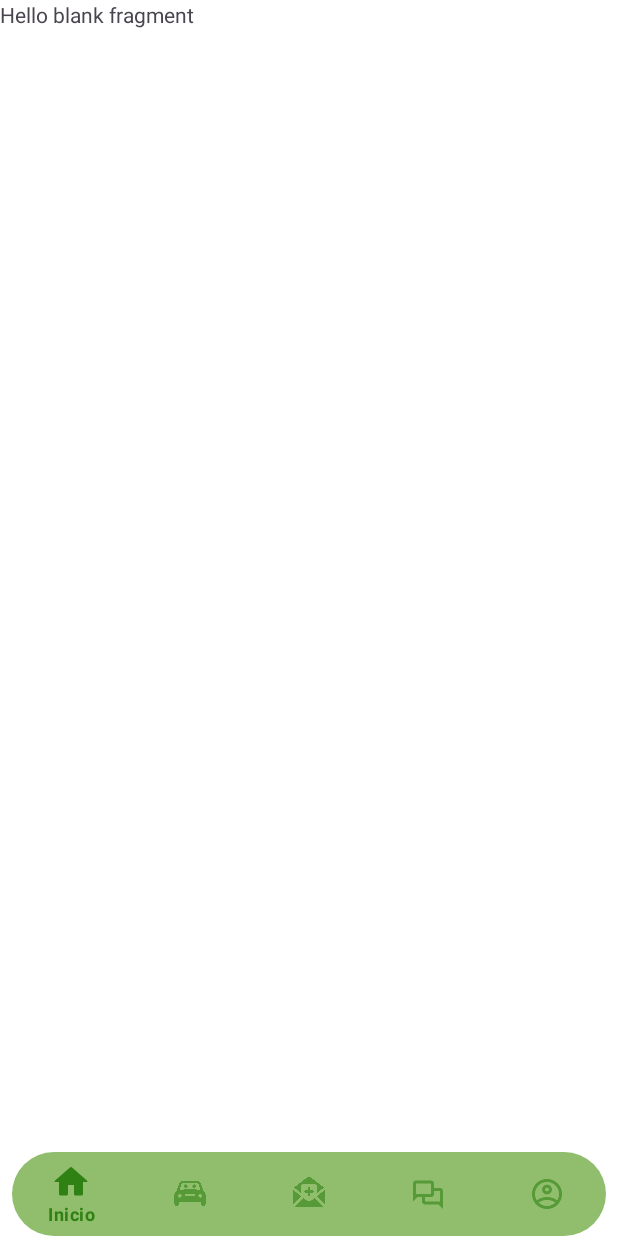
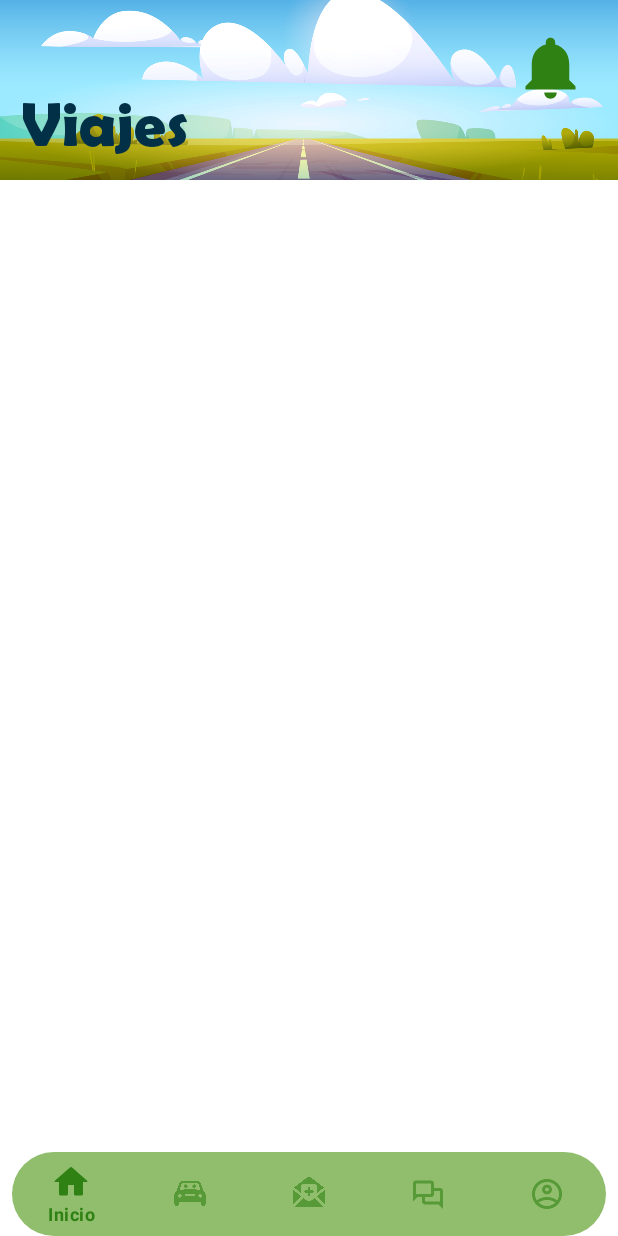
Before and after one commit to santiago01est/MoviUQ_APP, an Android app: the fragment OfferTravelFragment placed in its activity, on a phone screen of 412 x 824 dp. Run offline under Robolectric (Android 15) with nearby library versions, the phone set to English and light mode, and no system bars; our stand-ins replace Firebase (no records; nobody signed in at launch, a user with empty details on screens opened directly), Volley; Roboto replaces fonts that are not available here.

Commit message:
h30. segunda fase diseño visualizar viajes

```diff
--- a/app/src/main/java/com/uniquindio/moviuq/presentation/activity/MainActivity.java
+++ b/app/src/main/java/com/uniquindio/moviuq/presentation/activity/MainActivity.java
@@ -4,6 +4,7 @@ import androidx.appcompat.app.AppCompatActivity;
 
 import android.content.Intent;
 import android.os.Bundle;
+import android.util.Log;
 import android.view.View;
 
 import com.airbnb.lottie.LottieAnimationView;
@@ -26,7 +27,7 @@ public class MainActivity extends AppCompatActivity {
     }
 
     public void lanzarLogin(View view) {
-        Intent i = new Intent(this, CreateOfferActivity.class);
+        Intent i = new Intent(this, LoginActivity.class);
         startActivity(i);
         /*
         Intent i = new Intent(this, LoginActivity.class);
--- /dev/null
+++ b/app/src/main/res/drawable/ic_car.xml
@@ -0,0 +1,5 @@
+<vector android:height="30dp" android:tint="#308113"
+    android:viewportHeight="24" android:viewportWidth="24"
+    android:width="30dp" xmlns:android="http://schemas.android.com/apk/res/android">
+    <path android:fillColor="@android:color/white" android:pathData="M18.92,6.01C18.72,5.42 18.16,5 17.5,5h-11c-0.66,0 -1.21,0.42 -1.42,1.01L3,12v8c0,0.55 0.45,1 1,1h1c0.55,0 1,-0.45 1,-1v-1h12v1c0,0.55 0.45,1 1,1h1c0.55,0 1,-0.45 1,-1v-8l-2.08,-5.99zM6.5,16c-0.83,0 -1.5,-0.67 -1.5,-1.5S5.67,13 6.5,13s1.5,0.67 1.5,1.5S7.33,16 6.5,16zM17.5,16c-0.83,0 -1.5,-0.67 -1.5,-1.5s0.67,-1.5 1.5,-1.5 1.5,0.67 1.5,1.5 -0.67,1.5 -1.5,1.5zM5,11l1.5,-4.5h11L19,11L5,11z"/>
+</vector>
--- /dev/null
+++ b/app/src/main/res/drawable/ic_motor.xml
@@ -0,0 +1,6 @@
+<vector android:height="30dp" android:tint="#308113"
+    android:viewportHeight="24" android:viewportWidth="24"
+    android:width="30dp" xmlns:android="http://schemas.android.com/apk/res/android">
+    <path android:fillColor="@android:color/white" android:pathData="M12,11.39c0,-0.65 -0.39,-1.23 -0.98,-1.48L5.44,7.55c-1.48,1.68 -2.32,3.7 -2.8,5.45h7.75C11.28,13 12,12.28 12,11.39z"/>
+    <path android:fillColor="@android:color/white" android:pathData="M21.96,11.22c-0.41,-4.41 -4.56,-7.49 -8.98,-7.2c-2.51,0.16 -4.44,0.94 -5.93,2.04l4.74,2.01c1.33,0.57 2.2,1.87 2.2,3.32c0,1.99 -1.62,3.61 -3.61,3.61H2.21C2,16.31 2,17.2 2,17.2V18c0,1.1 0.9,2 2,2h10C18.67,20 22.41,15.99 21.96,11.22z"/>
+</vector>
--- a/app/src/main/res/layout/fragment_offer_travel.xml
+++ b/app/src/main/res/layout/fragment_offer_travel.xml
@@ -1,14 +1,134 @@
 <?xml version="1.0" encoding="utf-8"?>
-<FrameLayout xmlns:android="http://schemas.android.com/apk/res/android"
+<androidx.coordinatorlayout.widget.CoordinatorLayout xmlns:android="http://schemas.android.com/apk/res/android"
     xmlns:tools="http://schemas.android.com/tools"
     android:layout_width="match_parent"
     android:layout_height="match_parent"
+    xmlns:app="http://schemas.android.com/apk/res-auto"
     tools:context=".presentation.fragments.OfferTravelFragment">
 
-    <!-- TODO: Update blank fragment layout -->
-    <TextView
+    <com.google.android.material.appbar.AppBarLayout
+        android:id="@+id/appbarHome"
+        android:layout_width="match_parent"
+        android:layout_height="120dp"
+        android:background="@android:color/transparent"
+        android:fitsSystemWindows="true"
+        android:theme="@style/CollapsingTheme">
+
+        <com.google.android.material.appbar.CollapsingToolbarLayout
+            android:id="@+id/collapsingHome"
+            android:layout_width="match_parent"
+            android:layout_height="match_parent"
+            android:fitsSystemWindows="true"
+            app:contentScrim="@color/bttn_01"
+            app:layout_scrollFlags="scroll|snap|exitUntilCollapsed">
+
+            <FrameLayout
+                android:layout_width="match_parent"
+                android:layout_height="match_parent">
+
+                <ImageView
+                    android:id="@+id/portada"
+                    android:layout_width="match_parent"
+                    android:layout_height="match_parent"
+                    android:scaleType="centerCrop"
+                    app:srcCompat="@drawable/back_img_home">
+
+                </ImageView>
+
+                <androidx.constraintlayout.widget.ConstraintLayout
+                    android:layout_width="match_parent"
+                    android:layout_height="match_parent">
+
+
+                    <LinearLayout
+                        android:layout_width="wrap_content"
+                        android:layout_height="wrap_content"
+                        android:layout_gravity="bottom|left"
+                        android:layout_margin="14dp"
+                        android:orientation="vertical"
+                        app:layout_constraintBottom_toBottomOf="parent"
+                        app:layout_constraintStart_toStartOf="parent">
+
+                        <TextView
+                            style="@style/FontsMainTitle"
+                            android:layout_width="match_parent"
+                            android:layout_height="wrap_content"
+                            android:layout_gravity="bottom"
+                            android:textSize="42dp"
+                            android:text="@string/offerTravel_title"
+                            android:textColor="@color/letra_02" />
+
+                    </LinearLayout>
+
+                    <ImageButton
+                        android:id="@+id/imgbttn_notification"
+                        android:layout_width="50dp"
+                        android:layout_height="50dp"
+                        android:layout_margin="20dp"
+                        android:background="@android:color/transparent"
+                        android:src="@drawable/ic_notification"
+                        app:layout_constraintEnd_toEndOf="parent"
+                        app:layout_constraintTop_toTopOf="parent"
+                        />
+                </androidx.constraintlayout.widget.ConstraintLayout>
+
+
+            </FrameLayout>
+
+
+            <androidx.appcompat.widget.Toolbar
+                android:id="@+id/toolbar_home"
+                android:layout_width="match_parent"
+                android:layout_height="50dp"
+                app:layout_collapseMode="pin"
+                app:titleTextAppearance="@style/ExpandedAppBar">
+
+            </androidx.appcompat.widget.Toolbar>
+
+
+        </com.google.android.material.appbar.CollapsingToolbarLayout>
+
+    </com.google.android.material.appbar.AppBarLayout>
+
+
+    <androidx.core.widget.NestedScrollView
         android:layout_width="match_parent"
         android:layout_height="match_parent"
-        android:text="@string/hello_blank_fragment" />
+        android:background="@color/white"
+        app:layout_behavior="com.google.android.material.appbar.AppBarLayout$ScrollingViewBehavior">
 
-</FrameLayout>
+        <androidx.constraintlayout.widget.ConstraintLayout
+            android:layout_width="match_parent"
+            android:layout_height="match_parent">
+
+            <LinearLayout
+                android:layout_width="match_parent"
+                android:layout_height="match_parent"
+                android:gravity="center"
+                android:orientation="vertical"
+                app:layout_constraintEnd_toEndOf="parent"
+                app:layout_constraintStart_toStartOf="parent"
+                app:layout_constraintTop_toTopOf="parent">
+
+
+                <androidx.recyclerview.widget.RecyclerView
+                    android:id="@+id/recycler_offer_travel"
+                    android:layout_width="match_parent"
+                    android:layout_height="match_parent"
+                    android:layout_marginLeft="10dp"
+                    android:layout_marginTop="?attr/actionBarSize"
+                    android:layout_marginRight="10dp"
+                    android:visibility="gone">
+
+                </androidx.recyclerview.widget.RecyclerView>
+
+
+            </LinearLayout>
+
+
+        </androidx.constraintlayout.widget.ConstraintLayout>
+    </androidx.core.widget.NestedScrollView>
+
+
+
+</androidx.coordinatorlayout.widget.CoordinatorLayout>
--- a/app/src/main/res/values/strings.xml
+++ b/app/src/main/res/values/strings.xml
@@ -69,6 +69,9 @@
     <string name="creat_offer_click_star">De</string>
     <string name="creat_offer_click_end">A</string>
 
+    <!-- OFFER TRAVEL-->
+    <string name="offerTravel_title">Viajes</string>
+
 
     <string name="IdClient">718670393638-hg3lth4n172hkbrsvsv5tmfk6gaid8hq.apps.googleusercontent.com</string>
     <string name="mapsApi">AIzaSyB2kesCG1Vhjcv35rT5dObdlRpoqZq9jkM</string>
@@ -77,4 +80,5 @@
     <string name="hello_blank_fragment">Hello blank fragment</string>
 
 
+
 </resources>
```
Also changed, not shown: app/src/main/res/layout/list_offer_travel.xml (+37 -47 lines), app/src/main/res/drawable/img_place01.png (added).
